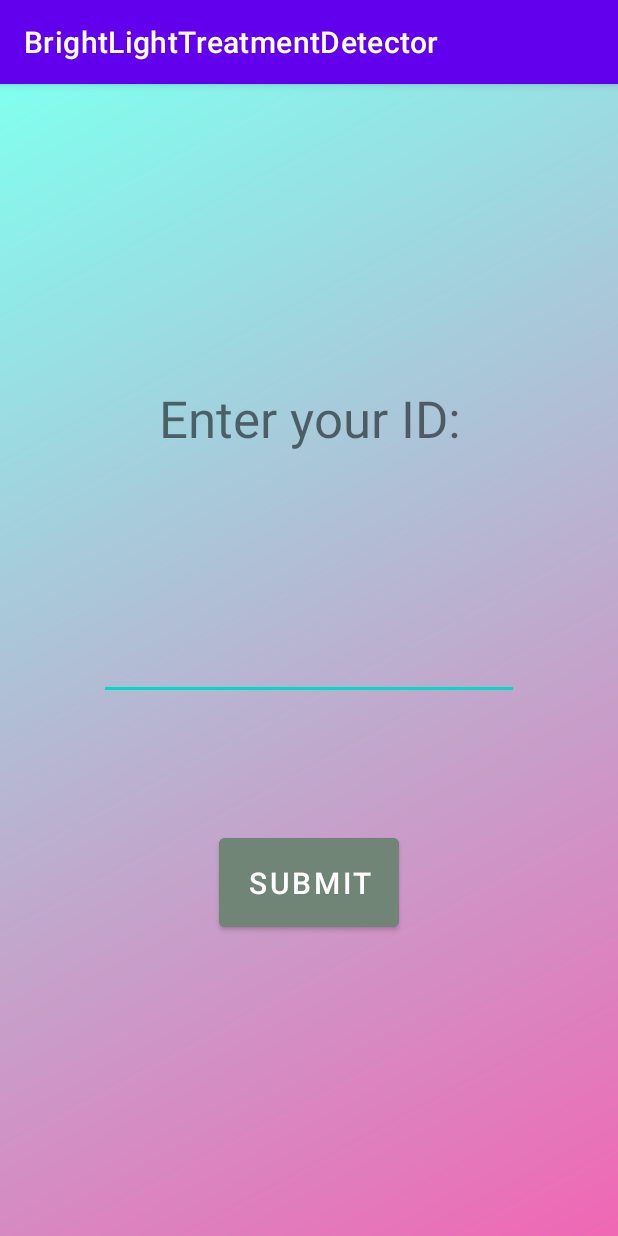
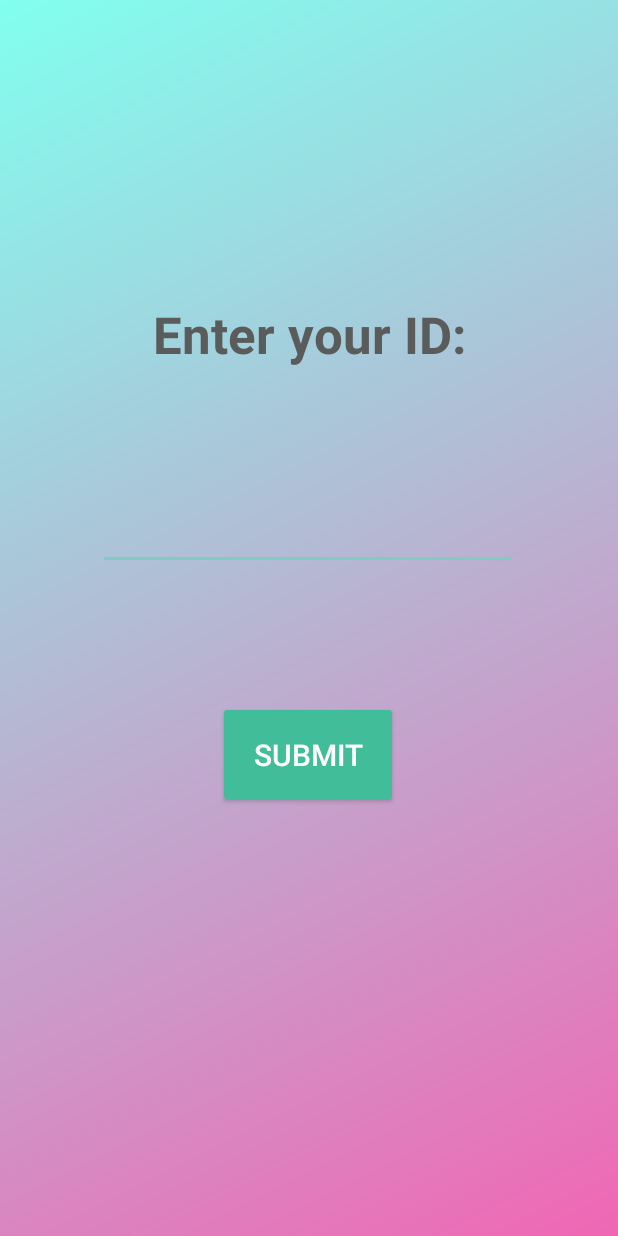
Before and after one commit to ZMXSSC/Brightlight-Treatment-Detector, an Android app: the screen it shows after launch (TokenActivity), on a phone screen of 412 x 824 dp. Run offline under Robolectric (Android 15) with nearby library versions, the light colour scheme and no system bars.

Commit message:
update text color and logics

```diff
--- a/app/src/main/AndroidManifest.xml
+++ b/app/src/main/AndroidManifest.xml
@@ -12,7 +12,8 @@
         android:requestLegacyExternalStorage="true"
         android:roundIcon="@mipmap/ic_launcher_round"
         android:supportsRtl="true"
-        android:theme="@style/Theme.BrightLightTreatmentDetector">
+        android:theme="@style/Theme.AppCompat.NoActionBar">
+<!--        android:theme="@style/Theme.BrightLightTreatmentDetector"-->
         <activity
             android:name=".TokenActivity"
             android:exported="true">
--- a/app/src/main/res/layout/activity_token.xml
+++ b/app/src/main/res/layout/activity_token.xml
@@ -15,10 +15,13 @@
         android:inputType="number|text"
         android:textAlignment="center"
         android:textSize="24sp"
+        android:textStyle="bold"
         app:layout_constraintBottom_toBottomOf="parent"
         app:layout_constraintEnd_toEndOf="parent"
+        app:layout_constraintHorizontal_bias="0.495"
         app:layout_constraintStart_toStartOf="parent"
         app:layout_constraintTop_toTopOf="parent"
+        app:layout_constraintVertical_bias="0.424"
         tools:ignore="SpeakableTextPresentCheck" />
 
     <TextView
@@ -27,7 +30,9 @@
         android:layout_height="wrap_content"
         android:layout_marginTop="200dp"
         android:text="Enter your ID:"
+        android:textColor="#595C5B"
         android:textSize="34sp"
+        android:textStyle="bold"
         app:layout_constraintBottom_toTopOf="@+id/ID_num"
         app:layout_constraintEnd_toEndOf="parent"
         app:layout_constraintHorizontal_bias="0.5"
@@ -40,13 +45,13 @@
         android:layout_width="120dp"
         android:layout_height="71dp"
         android:layout_marginBottom="200dp"
-        android:backgroundTint="#708576"
+        android:backgroundTint="#42BD9A"
         android:text="Submit"
         android:textSize="20sp"
         app:layout_constraintBottom_toBottomOf="parent"
         app:layout_constraintEnd_toEndOf="parent"
-        app:layout_constraintHorizontal_bias="0.5"
+        app:layout_constraintHorizontal_bias="0.498"
         app:layout_constraintStart_toStartOf="parent"
         app:layout_constraintTop_toBottomOf="@+id/ID_num"
-        app:layout_constraintVertical_bias="1.0" />
+        app:layout_constraintVertical_bias="0.507" />
 </androidx.constraintlayout.widget.ConstraintLayout>
```
Also changed, not shown: app/src/main/java/com/example/brightlighttreatmentdetector/MainActivity.java (+7 -0 lines), app/src/main/res/layout/activity_main.xml (+13 -3 lines).
